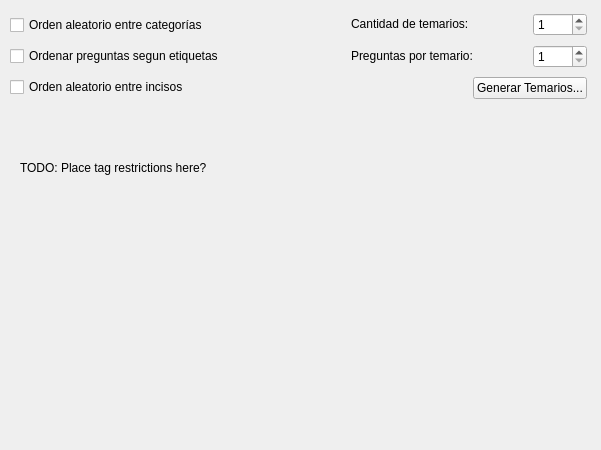
The window that qtui/ui/page2_generate.ui (matcom/autoexam) describes before a commit, drawn with Qt 5.
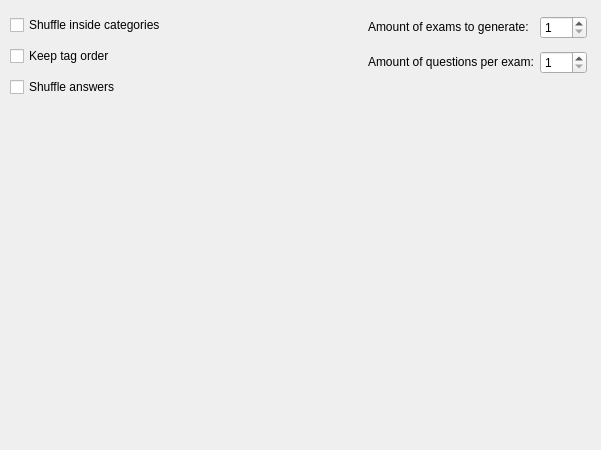
The same window after the commit.

Diff of the .ui file:
```diff
--- a/qtui/ui/page2_generate.ui
+++ b/qtui/ui/page2_generate.ui
@@ -22,9 +22,6 @@
      <height>16</height>
     </rect>
    </property>
-   <property name="text">
-    <string>TODO: Place tag restrictions here?</string>
-   </property>
   </widget>
   <widget class="QWidget" name="">
    <property name="geometry">
@@ -41,21 +38,21 @@
       <item>
        <widget class="QCheckBox" name="randTagCheck">
         <property name="text">
-         <string>Orden aleatorio entre categorías</string>
+         <string>Shuffle inside categories</string>
         </property>
        </widget>
       </item>
       <item>
        <widget class="QCheckBox" name="sortQuestionCheck">
         <property name="text">
-         <string>Ordenar preguntas segun etiquetas</string>
+         <string>Keep tag order</string>
         </property>
        </widget>
       </item>
       <item>
        <widget class="QCheckBox" name="randItemCheck">
         <property name="text">
-         <string>Orden aleatorio entre incisos</string>
+         <string>Shuffle answers</string>
         </property>
        </widget>
       </item>
@@ -85,7 +82,7 @@
          </sizepolicy>
         </property>
         <property name="text">
-         <string>Cantidad de temarios:</string>
+         <string>Amount of exams to generate:</string>
         </property>
        </widget>
       </item>
@@ -114,7 +111,7 @@
          </sizepolicy>
         </property>
         <property name="text">
-         <string>Preguntas por temario:</string>
+         <string>Amount of questions per exam:</string>
         </property>
        </widget>
       </item>
@@ -147,19 +144,7 @@
         </property>
        </spacer>
       </item>
-      <item row="2" column="1" colspan="2">
-       <widget class="QPushButton" name="generateBtn">
-        <property name="sizePolicy">
-         <sizepolicy hsizetype="Fixed" vsizetype="Fixed">
-          <horstretch>0</horstretch>
-          <verstretch>0</verstretch>
-         </sizepolicy>
-        </property>
-        <property name="text">
-         <string>Generar Temarios...</string>
-        </property>
-       </widget>
-      </item>
+
      </layout>
     </item>
    </layout>
```
